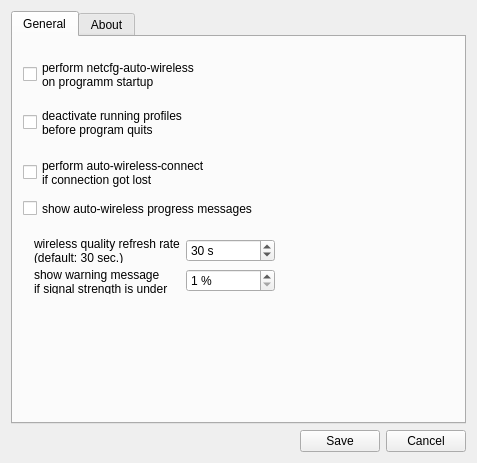
admiral0/netcfgfx, file src/netcfgfx_options.ui: the form before one commit.
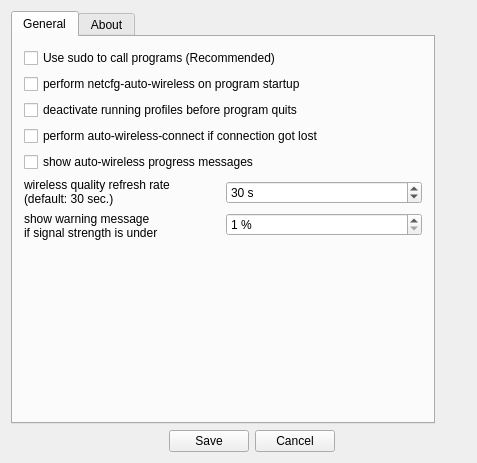
The form after the commit. The open tabs and pages were chosen to show the change. Icons and pictures are not drawn.

Diff of the .ui file:
```diff
--- a/src/netcfgfx_options.ui
+++ b/src/netcfgfx_options.ui
@@ -17,10 +17,10 @@
    <iconset resource="../resources/images.qrc">
     <normaloff>:/netcfgfx_main_icon.png</normaloff>:/netcfgfx_main_icon.png</iconset>
   </property>
-  <layout class="QGridLayout" name="gridLayout_2">
+  <layout class="QFormLayout" name="formLayout">
    <item row="0" column="0">
-    <layout class="QVBoxLayout" name="verticalLayout_2">
-     <item>
+    <layout class="QFormLayout" name="formLayout_2">
+     <item row="0" column="0">
       <widget class="QTabWidget" name="tabWidget">
        <property name="enabled">
         <bool>true</bool>
@@ -32,56 +32,29 @@
         <attribute name="title">
          <string>General</string>
         </attribute>
-        <widget class="QCheckBox" name="autoWirelessCheckBox">
-         <property name="geometry">
-          <rect>
-           <x>10</x>
-           <y>20</y>
-           <width>331</width>
-           <height>35</height>
-          </rect>
-         </property>
+        <layout class="QFormLayout" name="formLayout_3">
+         <item row="0" column="0">
+          <widget class="QCheckBox" name="sudoCheckbox">
          <property name="text">
-          <string>perform netcfg-auto-wireless
-on programm startup</string>
-         </property>
-        </widget>
-        <widget class="QCheckBox" name="quitDeactivateCheckBox">
-         <property name="geometry">
-          <rect>
-           <x>10</x>
-           <y>70</y>
-           <width>321</width>
-           <height>31</height>
-          </rect>
-         </property>
+            <string>Use sudo to call programs (Recommended)</string>
+           </property>
+          </widget>
+         </item>
+         <item row="3" column="0">
+          <widget class="QCheckBox" name="onLostConnectionDoCheckBox">
          <property name="text">
-          <string>deactivate running profiles
-before program quits</string>
-         </property>
-        </widget>
+            <string>perform auto-wireless-connect if connection got lost</string>
+           </property>
+          </widget>
+         </item>
+         <item row="4" column="0">
         <widget class="QCheckBox" name="showMessageCheckBox">
-         <property name="geometry">
-          <rect>
-           <x>10</x>
-           <y>160</y>
-           <width>391</width>
-           <height>23</height>
-          </rect>
-         </property>
          <property name="text">
           <string>show auto-wireless progress messages</string>
          </property>
         </widget>
-        <widget class="QWidget" name="layoutWidget">
-         <property name="geometry">
-          <rect>
-           <x>10</x>
-           <y>190</y>
-           <width>263</width>
-           <height>78</height>
-          </rect>
-         </property>
+         </item>
+         <item row="5" column="0" colspan="2">
          <layout class="QHBoxLayout" name="horizontalLayout_4">
           <item>
            <layout class="QVBoxLayout" name="verticalLayout_5">
@@ -131,21 +104,22 @@
            </layout>
           </item>
          </layout>
-        </widget>
-        <widget class="QCheckBox" name="onLostConnectionDoCheckBox">
-         <property name="geometry">
-          <rect>
-           <x>10</x>
-           <y>120</y>
-           <width>341</width>
-           <height>31</height>
-          </rect>
-         </property>
+         </item>
+         <item row="2" column="0">
+          <widget class="QCheckBox" name="quitDeactivateCheckBox">
+           <property name="text">
+            <string>deactivate running profiles before program quits</string>
+           </property>
+          </widget>
+         </item>
+         <item row="1" column="0">
+          <widget class="QCheckBox" name="autoWirelessCheckBox">
          <property name="text">
-          <string>perform auto-wireless-connect
-if connection got lost</string>
-         </property>
-        </widget>
+            <string>perform netcfg-auto-wireless on program startup</string>
+           </property>
+          </widget>
+         </item>
+        </layout>
        </widget>
        <widget class="QWidget" name="tab_3">
         <attribute name="title">
@@ -576,7 +550,7 @@
        </widget>
       </widget>
      </item>
-     <item>
+     <item row="1" column="0">
       <layout class="QHBoxLayout" name="horizontalLayout">
        <item>
         <spacer name="horizontalSpacer">
```
Left out of the diff: 2 changed lines with no effect on the pictures. Lines whose indentation alone changed are shown as unchanged.
